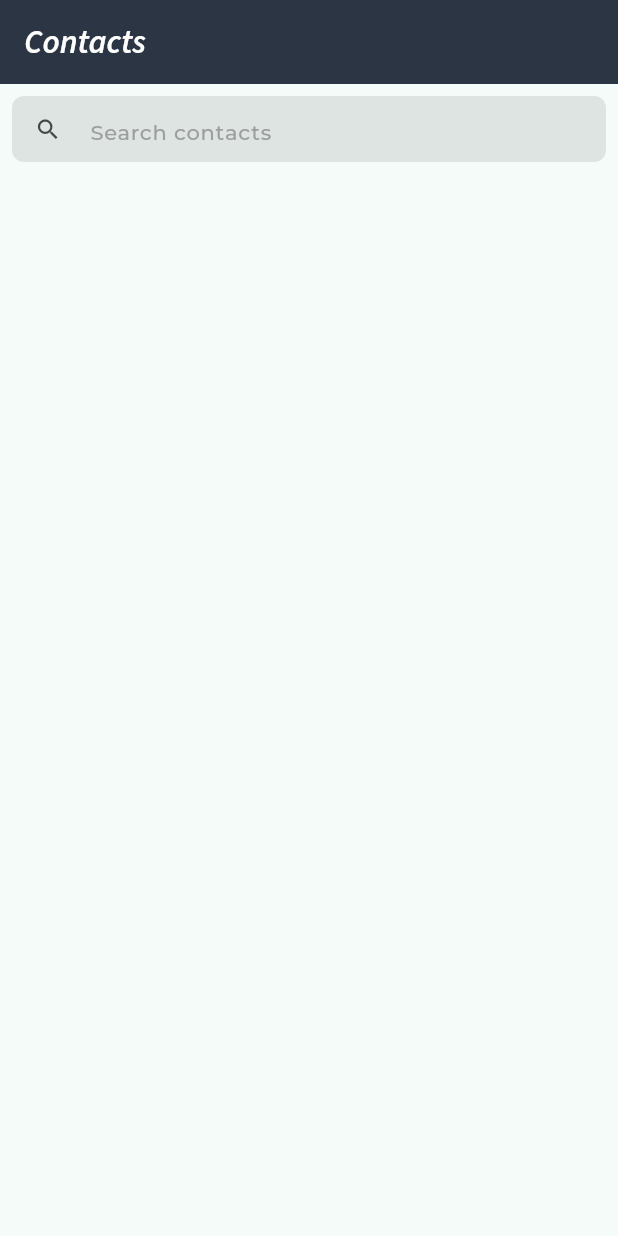
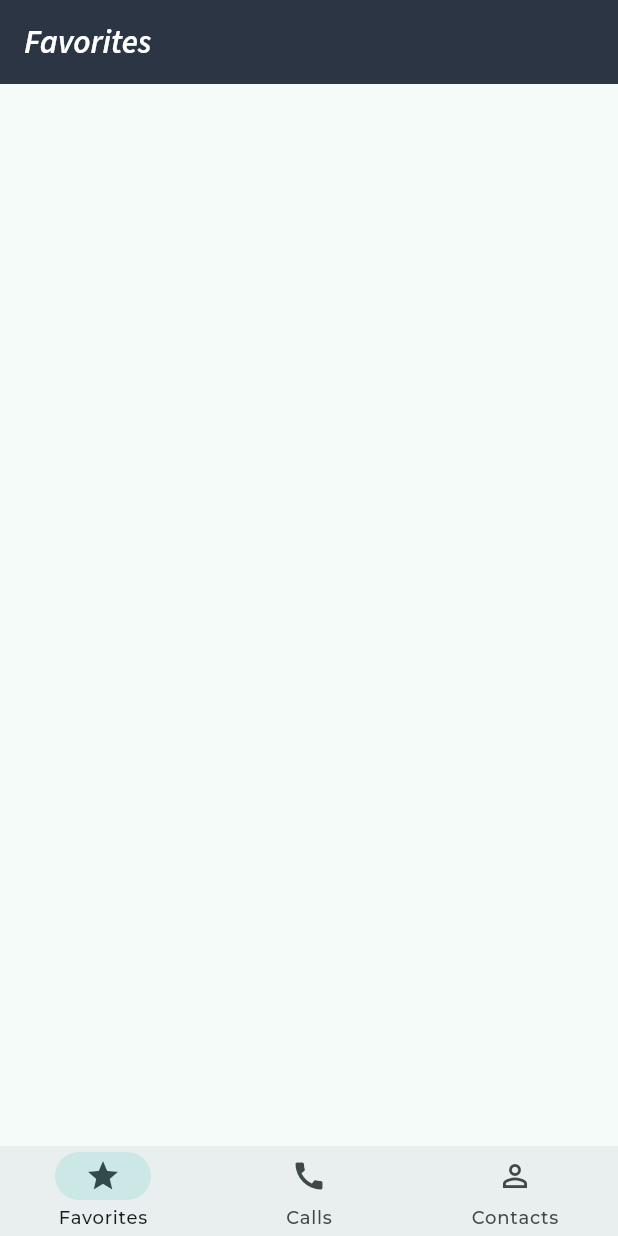
Before and after one commit to betulcalik/secure-call, a Flutter app: the screen it shows after launch, on a phone screen of 412 x 824 dp. Run offline on Flutter 3.47's test engine with Material 3 defaults, Android fonts, the phone set to English and light mode, and no system bars; our stand-ins replace flutter_bloc, flutter_contacts; project files that could hold a hidden picture were left out.

Commit message:
created main screen

```diff
--- a/lib/features/contacts/widgets/contact_card.dart
+++ b/lib/features/contacts/widgets/contact_card.dart
@@ -10,9 +10,9 @@ class ContactCard extends StatelessWidget {
   Widget build(BuildContext context) {
     return Card(
       child: ListTile(
-        leading: CircleAvatar(
-          backgroundImage: contact.photo != null ? Image.memory(contact.photo!).image : null,
-        ),
+        leading: contact.photo != null ? CircleAvatar(
+          backgroundImage: Image.memory(contact.photo!).image,
+        ) : null,
         title: Row(
           children: [
             Expanded(
--- a/lib/features/contacts/widgets/contacts_screen.dart
+++ b/lib/features/contacts/widgets/contacts_screen.dart
@@ -37,19 +37,7 @@ class _ContactsScreenState extends State<ContactsScreen> {
 
   @override
   Widget build(BuildContext context) {
-    return Scaffold(
-      appBar: AppBar(
-        title: const Text(
-          'Contacts',
-          style: TextStyle(
-            color: Colors.white,
-            fontFamily: 'Source Sans 3',
-            fontWeight: FontWeight.w600,
-          ),
-        ),
-        backgroundColor: CustomColors.secondaryColor,
-      ),
-      body: Column(
+    return Column(
         children: [
           Container(
             padding: const EdgeInsets.all(8.0),
@@ -97,7 +85,6 @@ class _ContactsScreenState extends State<ContactsScreen> {
             ),
           ),
         ],
-      ),
     );
   }
 }
--- /dev/null
+++ b/lib/features/favorites/widgets/favorites_screen.dart
@@ -0,0 +1,16 @@
+import 'package:flutter/material.dart';
+import 'package:secure_call/utils/custom_colors.dart';
+
+class FavoritesScreen extends StatefulWidget {
+  const FavoritesScreen({super.key});
+
+  @override
+  State<FavoritesScreen> createState() => _FavoritesScreenState();
+}
+
+class _FavoritesScreenState extends State<FavoritesScreen> {
+  @override
+  Widget build(BuildContext context) {
+    return Container();
+  }
+}
--- /dev/null
+++ b/lib/features/main/main_screen.dart
@@ -0,0 +1,72 @@
+import 'package:flutter/material.dart';
+import '../../utils/custom_colors.dart';
+import 'package:secure_call/features/contacts/widgets/contacts_screen.dart';
+import '../favorites/widgets/favorites_screen.dart';
+
+class MainScreen extends StatefulWidget {
+  const MainScreen({super.key});
+
+  @override
+  State<MainScreen> createState() => _MainScreenState();
+}
+
+class _MainScreenState extends State<MainScreen> {
+  int currentPageIndex = 0;
+  String appBarTitle = 'Favorites';
+
+  @override
+  Widget build(BuildContext context) {
+    return Scaffold(
+      appBar: AppBar(
+        title: Text(
+          appBarTitle,
+          style: const TextStyle(
+            color: Colors.white,
+            fontFamily: 'Source Sans 3',
+            fontWeight: FontWeight.w600,
+          ),
+        ),
+        backgroundColor: CustomColors.secondaryColor,
+      ),
+      bottomNavigationBar: NavigationBar(
+        onDestinationSelected: (int index) {
+            setState(() {
+                currentPageIndex = index;
+                switch(index) {
+                  case 0: { appBarTitle = 'Favorites'; }
+                  break;
+                  case 1: { appBarTitle = 'Calls'; }
+                  break;
+                  case 2: { appBarTitle = 'Contacts'; }
+                  break;
+                }
+            });
+        },
+        selectedIndex: currentPageIndex,
+        height: 60,
+        destinations: const [
+          NavigationDestination(
+            selectedIcon: Icon(Icons.star),
+            icon: Icon(Icons.star_border),
+            label: "Favorites",
+          ),
+          NavigationDestination(
+              selectedIcon: Icon(Icons.call),
+              icon: Icon(Icons.call),
+              label: "Calls",
+          ),
+          NavigationDestination(
+            selectedIcon: Icon(Icons.person),
+            icon: Icon(Icons.person_outline),
+            label: "Contacts",
+          ),
+        ],
+      ),
+      body: [
+          FavoritesScreen(),
+          Container(),
+          ContactsScreen(),
+      ][currentPageIndex],
+    );
+  }
+}
--- a/lib/main.dart
+++ b/lib/main.dart
@@ -2,8 +2,8 @@ import 'package:flutter/material.dart';
 import 'package:secure_call/features/contacts/bloc/contacts_bloc.dart';
 import 'package:secure_call/features/contacts/bloc/contacts_event.dart';
 import 'package:secure_call/features/contacts/utils/contact_repository.dart';
-import 'package:secure_call/features/contacts/widgets/contacts_screen.dart';
 import 'package:provider/provider.dart';
+import 'package:secure_call/features/main/main_screen.dart';
 import 'package:secure_call/utils/custom_colors.dart';
 
 void main() {
@@ -25,7 +25,7 @@ class MyApp extends StatelessWidget {
           fontFamily: 'Montserrat',
           useMaterial3: true,
         ),
-        home: const ContactsScreen(),
+        home: const MainScreen(),
       )
     );
   }
```
